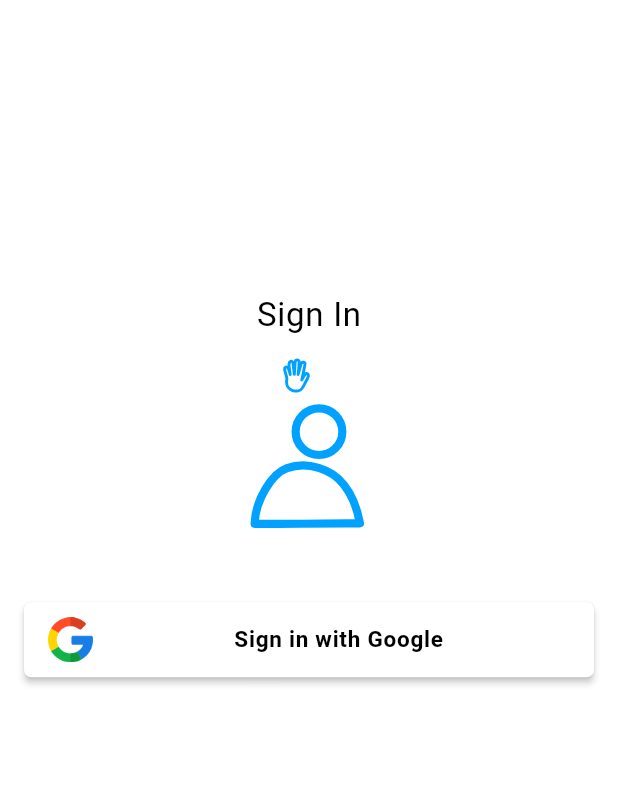
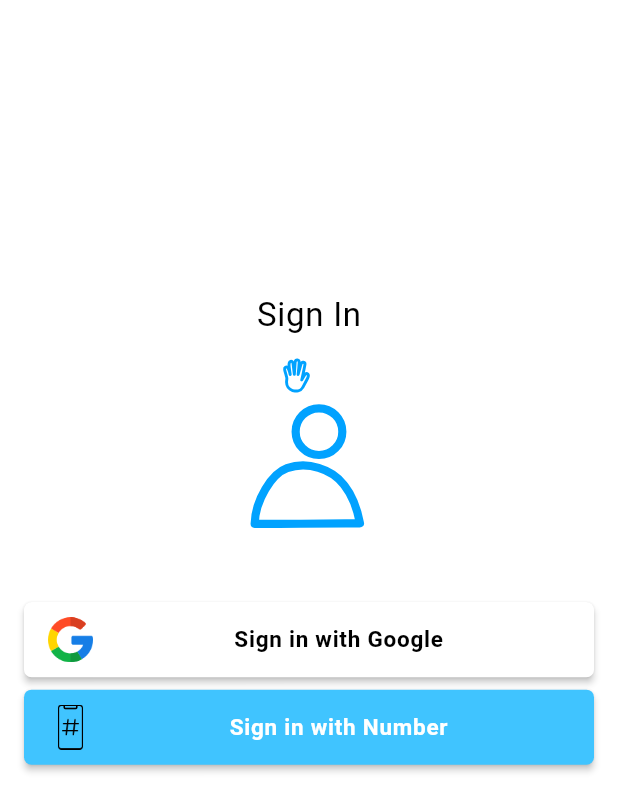
Before and after one commit to Umaiir11/shaheenautos, a Flutter app: the screen it shows after launch, on a phone screen of 412 x 824 dp. Shown: the top 812 px of the screen. Run offline on Flutter 3.47's test engine with Material 2 defaults, Android fonts, the phone set to English and light mode, and no system bars; our stand-ins replace contacts_service, firebase_auth, firebase_core, firebase_storage, get, google_fonts and 6 more; accounts and stored records are empty; Roboto replaces fonts that are missing (Ubuntu).

Commit message:
ViewPhoneNUmber

```diff
--- a/lib/MVVM/View/VwLogin.dart
+++ b/lib/MVVM/View/VwLogin.dart
@@ -7,6 +7,7 @@ import 'package:lottie/lottie.dart';
 import 'package:shared_preferences/shared_preferences.dart';
 
 import '../ViewModel/Vm_login.dart';
+import 'Vw_NumberLogin.dart';
 
 class VwLogin extends StatefulWidget {
   @override
@@ -162,6 +163,56 @@ class _VwLoginState extends State<VwLogin> {
                       ),
                     ),
                   ),
+
+                  Padding(
+                    padding: EdgeInsets.only(top: PrHeight * 0.01),
+                    child: Center(
+                      child: SizedBox(
+                        width: 400,
+                        height: 50,
+                        child: ElevatedButton(
+                          style: ElevatedButton.styleFrom(
+                            shape: RoundedRectangleBorder(
+                              borderRadius: BorderRadius.circular(5), // <-- Radius
+                            ),
+                            backgroundColor: Colors.lightBlueAccent,
+                          ),
+                          onPressed: (){
+                            Get.to(() => VwPhoneNumber());
+
+                          },
+
+
+                          child: Row(
+                            mainAxisAlignment: MainAxisAlignment.center,
+                            children: [
+                              Image.asset(
+                                'assets/phone.png',
+                                height: 30,
+                                fit: BoxFit.cover,
+                              ),
+                              const SizedBox(width: 10), // Add some space between the icon and the text
+                              Expanded(
+                                child: Text(
+                                  "Sign in with Number",
+                                  textAlign: TextAlign.center,
+                                  style: GoogleFonts.ubuntu(
+                                    textStyle: const TextStyle(
+                                      fontSize: 15,
+                                      color: Colors.white,
+                                      fontWeight: FontWeight.w600,
+                                      letterSpacing: .5,
+                                    ),
+                                  ),
+                                ),
+                              ),
+                            ],
+                          ),
+                        )
+                        ,
+                      ),
+                    ),
+                  ),
                 ],
               ),
             ),
--- a/pubspec.yaml
+++ b/pubspec.yaml
@@ -56,3 +56,4 @@ flutter:
     - assets/signup.json
     - assets/reg.json
     - assets/google.png
+    - assets/phone.png
```
Also changed, not shown: lib/MVVM/View/Vw_NumberLogin.dart (added, +208 -0 lines), lib/MVVM/ViewModel/VmPhoneNumber.dart (added, +42 -0 lines), assets/phone.png (added).
